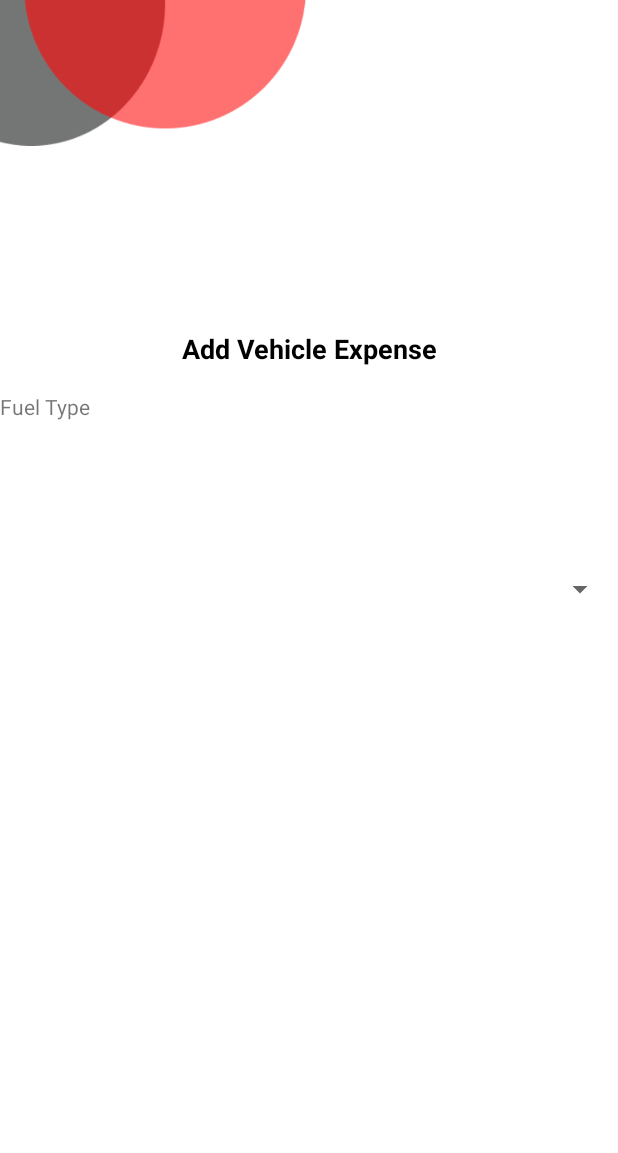
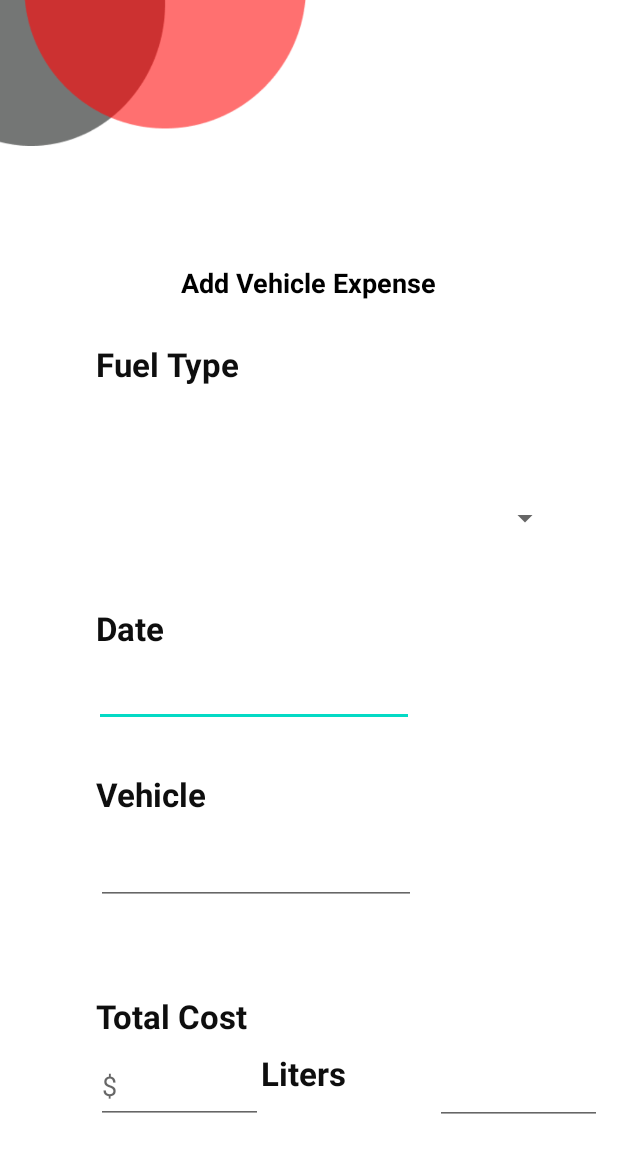
Before and after one commit to amandahaydaw/SIT705, an Android app: the layout activity_adding_vehicle_expense.xml on its own in the app's theme, with its tools: preview values and no code run, on a phone screen of 412 x 824 dp. Shown: the top 1153 px of the screen. Run offline under Robolectric (Android 15) with nearby library versions, the phone set to English and light mode, and no system bars.

Commit message:
Add if condition on spinner to force to select fuel type Modified login and sign up functionality to store user profile in firebase enabling permission rules and libraries for firebase Draft graph for display expenses Added UI layout for activity_adding_vehicle_expense.xml & activity_expense.xml Fetched username from firebase and displayed upon user login or signup

```diff
--- a/app/build.gradle
+++ b/app/build.gradle
@@ -42,9 +42,11 @@ dependencies {
     implementation 'com.google.android.gms:play-services-maps:18.0.2'
     implementation 'com.google.firebase:firebase-auth:21.0.3'
     implementation 'com.google.firebase:firebase-firestore:24.1.0'
+    implementation 'com.jjoe64:graphview:4.2.2'
     testImplementation 'junit:junit:4.13.2'
     androidTestImplementation 'androidx.test.ext:junit:1.1.3'
     androidTestImplementation 'androidx.test.espresso:espresso-core:3.4.0'
+
 }
 
 apply plugin: 'com.google.gms.google-services'
--- a/app/src/main/AndroidManifest.xml
+++ b/app/src/main/AndroidManifest.xml
@@ -14,6 +14,9 @@
         android:roundIcon="@mipmap/ic_launcher_round"
         android:supportsRtl="true"
         android:theme="@style/Theme.FuelSmart">
+        <activity
+            android:name=".expense_layout"
+            android:exported="false" />
         <activity
             android:name=".view"
             android:exported="false" />
--- a/app/src/main/java/com/example/fuelsmartapp/login.java
+++ b/app/src/main/java/com/example/fuelsmartapp/login.java
@@ -22,12 +22,15 @@ import com.google.android.gms.tasks.Task;
 import com.google.firebase.auth.AuthResult;
 import com.google.firebase.auth.FirebaseAuth;
 
+import java.util.Objects;
+
 public class login extends AppCompatActivity {
     EditText mEmail,mPassword;
     Button mLoginBtn;
     TextView mCreateBtn,forgotTextLink;
     ProgressBar progressBar;
     FirebaseAuth fAuth;
+    String userID;
     @Override
     protected void onCreate(Bundle savedInstanceState) {
         super.onCreate(savedInstanceState);
@@ -72,6 +75,8 @@ public class login extends AppCompatActivity {
                     public void onComplete(@NonNull Task<AuthResult> task) {
                         if(task.isSuccessful()){
                             Toast.makeText(login.this, "Logged in Successfully", Toast.LENGTH_SHORT).show();
+                            userID = Objects.requireNonNull(fAuth.getCurrentUser()).getDisplayName();
+                            System.out.println("User ID is >>"+userID);
                             startActivity(new Intent(getApplicationContext(),FuelType.class));
                         }else {
                             Toast.makeText(login.this, "Error ! " + task.getException().getMessage(), Toast.LENGTH_SHORT).show();
--- a/app/src/main/res/layout/activity_adding_vehicle_expense.xml
+++ b/app/src/main/res/layout/activity_adding_vehicle_expense.xml
@@ -21,7 +21,7 @@
         android:layout_width="214dp"
         android:layout_height="27dp"
         android:layout_marginStart="92dp"
-        android:layout_marginTop="220dp"
+        android:layout_marginTop="176dp"
         android:layout_marginEnd="92dp"
         android:ems="10"
         android:fontFamily="sans-serif"
@@ -31,33 +31,139 @@
         android:textSize="18dp"
         android:textStyle="bold"
         app:layout_constraintEnd_toEndOf="parent"
+        app:layout_constraintHorizontal_bias="0.461"
         app:layout_constraintStart_toStartOf="parent"
         app:layout_constraintTop_toTopOf="parent" />
 
     <TextView
-        android:id="@+id/textView2"
+        android:id="@+id/fuelType"
         android:layout_width="wrap_content"
         android:layout_height="wrap_content"
-        android:layout_marginTop="145dp"
+        android:layout_marginStart="64dp"
+        android:layout_marginTop="228dp"
         android:text="Fuel Type"
-        app:layout_constraintTop_toBottomOf="@+id/cornorimag"
-        tools:layout_editor_absoluteX="24dp" />
+        android:textColor="#0E0E0E"
+        android:textSize="22sp"
+        android:textStyle="bold"
+        app:layout_constraintStart_toStartOf="parent"
+        app:layout_constraintTop_toTopOf="parent" />
 
     <Spinner
         android:id="@+id/spinner1"
-        android:layout_width="0dp"
-        android:layout_height="wrap_content"
-        android:layout_marginStart="1dp"
-        android:layout_marginTop="300dp"
-        android:layout_marginEnd="1dp"
+        android:layout_width="318dp"
+        android:layout_height="50dp"
+        android:layout_marginStart="64dp"
+        android:layout_marginTop="17dp"
+        android:layout_marginEnd="46dp"
         android:layout_marginBottom="407dp"
         android:minHeight="48dp"
         android:spinnerMode="dropdown"
         app:layout_constraintBottom_toBottomOf="parent"
         app:layout_constraintEnd_toEndOf="parent"
-        app:layout_constraintHorizontal_bias="0.0"
-        app:layout_constraintStart_toStartOf="parent"/>
+        app:layout_constraintStart_toStartOf="parent"
+        app:layout_constraintTop_toBottomOf="@+id/fuelType" />
 
+    <TextView
+        android:id="@+id/dateText"
+        android:layout_width="wrap_content"
+        android:layout_height="wrap_content"
+        android:layout_marginStart="64dp"
+        android:layout_marginTop="33dp"
+        android:text="Date"
+        android:textColor="#0E0E0E"
+        android:textSize="22sp"
+        android:textStyle="bold"
+        app:layout_constraintStart_toStartOf="parent"
+        app:layout_constraintTop_toBottomOf="@+id/spinner1" />
+
+    <EditText
+        android:id="@+id/date"
+        android:layout_width="wrap_content"
+        android:layout_height="wrap_content"
+        android:layout_marginStart="64dp"
+        android:layout_marginTop="6dp"
+        android:layout_marginEnd="137dp"
+        android:ems="10"
+        android:inputType="date"
+        app:layout_constraintEnd_toEndOf="parent"
+        app:layout_constraintStart_toStartOf="parent"
+        app:layout_constraintTop_toBottomOf="@+id/dateText" />
+
+    <TextView
+        android:id="@+id/vehicleText"
+        android:layout_width="wrap_content"
+        android:layout_height="wrap_content"
+        android:layout_marginStart="64dp"
+        android:layout_marginTop="30dp"
+        android:text="Vehicle"
+        android:textColor="#0E0E0E"
+        android:textSize="22sp"
+        android:textStyle="bold"
+        app:layout_constraintStart_toStartOf="parent"
+        app:layout_constraintTop_toBottomOf="@+id/date" />
+
+    <EditText
+        android:id="@+id/vehicle"
+        android:layout_width="wrap_content"
+        android:layout_height="wrap_content"
+        android:layout_marginStart="64dp"
+        android:layout_marginTop="14dp"
+        android:ems="10"
+        android:inputType="textPersonName"
+        app:layout_constraintStart_toStartOf="parent"
+        app:layout_constraintTop_toBottomOf="@+id/vehicleText" />
+
+    <TextView
+        android:id="@+id/textView5"
+        android:layout_width="wrap_content"
+        android:layout_height="wrap_content"
+        android:layout_marginStart="64dp"
+        android:layout_marginTop="59dp"
+        android:text="Total Cost"
+        android:textColor="#0E0E0E"
+        android:textSize="22sp"
+        android:textStyle="bold"
+        app:layout_constraintStart_toStartOf="parent"
+        app:layout_constraintTop_toBottomOf="@+id/vehicle" />
+
+    <EditText
+        android:id="@+id/cost"
+        android:layout_width="111dp"
+        android:layout_height="50dp"
+        android:layout_marginStart="64dp"
+        android:layout_marginTop="141dp"
+        android:ems="10"
+        android:hint="$"
+        android:inputType="textPersonName"
+        app:layout_constraintStart_toStartOf="parent"
+        app:layout_constraintTop_toTopOf="@+id/vehicle" />
+
+    <EditText
+        android:id="@+id/liter"
+        android:layout_width="111dp"
+        android:layout_height="50dp"
+        android:layout_marginStart="30dp"
+        android:layout_marginTop="142dp"
+        android:layout_marginEnd="26dp"
+        android:inputType="textPersonName"
+        app:layout_constraintEnd_toEndOf="parent"
+        app:layout_constraintStart_toEndOf="@+id/litertext"
+        app:layout_constraintTop_toTopOf="@+id/vehicle" />
+
+    <TextView
+        android:id="@+id/litertext"
+        android:layout_width="wrap_content"
+        android:layout_height="wrap_content"
+        android:layout_marginStart="14dp"
+        android:layout_marginTop="97dp"
+        android:layout_marginEnd="29dp"
+        android:text="Liters"
+        android:textColor="#0E0E0E"
+        android:textSize="22sp"
+        android:textStyle="bold"
+        app:layout_constraintEnd_toStartOf="@+id/liter"
+        app:layout_constraintStart_toEndOf="@+id/cost"
+        app:layout_constraintTop_toBottomOf="@+id/vehicle" />
 
 
 </androidx.constraintlayout.widget.ConstraintLayout>
--- a/app/src/main/res/values/strings.xml
+++ b/app/src/main/res/values/strings.xml
@@ -10,4 +10,5 @@
     <string name="title_activity_main_maps">MainMapsActivity</string>
     <string name="title_activity_maps">MapsActivity</string>
     <string name="title_activity_maps2">MapsActivity2</string>
+    <string name="select_the_type_of_fuel">Select the type of Fuel</string>
 </resources>
--- a/gradle.properties
+++ b/gradle.properties
@@ -19,3 +19,4 @@ android.useAndroidX=true
 # resources declared in the library itself and none from the library's dependencies,
 # thereby reducing the size of the R class for that library
 android.nonTransitiveRClass=true
+android.enableJetifier=true
```
Also changed, not shown: app/src/main/java/com/example/fuelsmartapp/FuelType.java (+41 -7 lines), app/src/main/java/com/example/fuelsmartapp/MainActivity.java (+4 -5 lines), app/src/main/java/com/example/fuelsmartapp/adding_vehicle_expense.java (+44 -2 lines), app/src/main/java/com/example/fuelsmartapp/expense_layout.java (added, +14 -0 lines), app/src/main/java/com/example/fuelsmartapp/signup.java (+17 -6 lines), app/src/main/res/layout/activity_expense.xml (added, +15 -0 lines), app/src/main/res/layout/activity_fuel_type.xml (+35 -0 lines).
